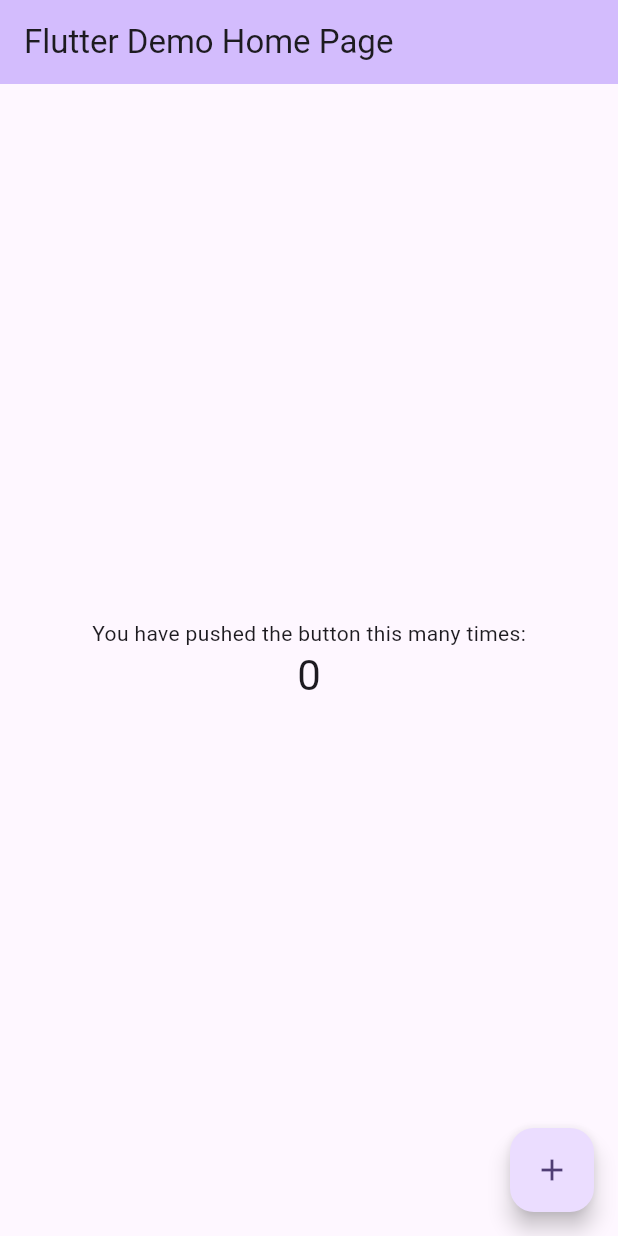
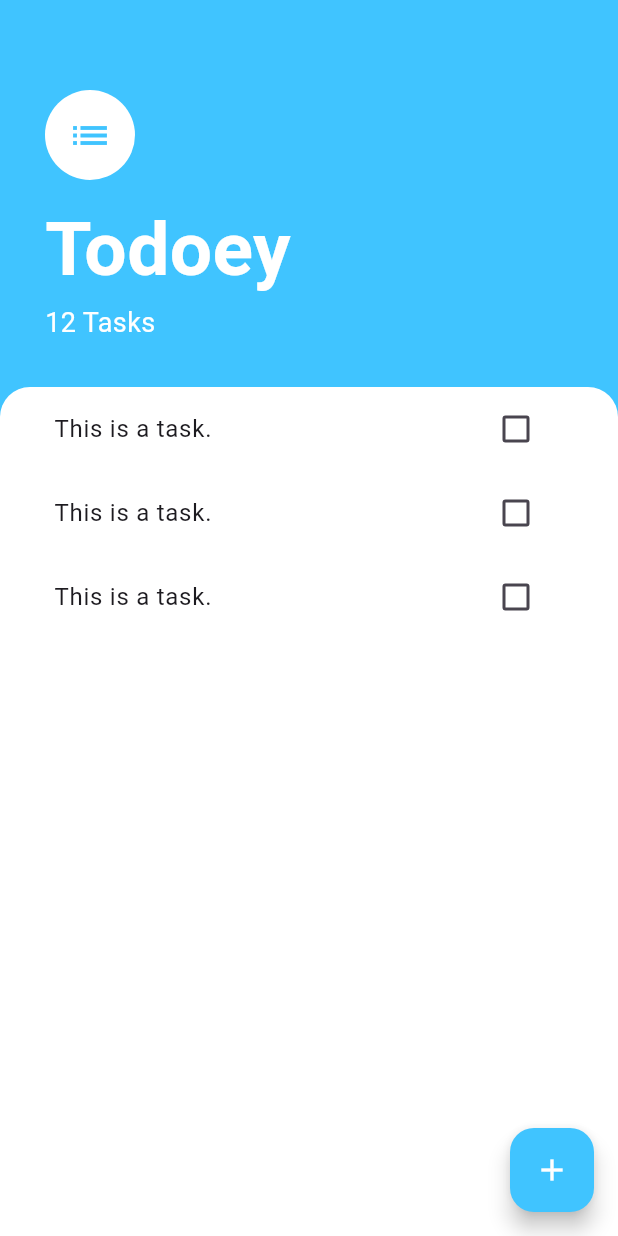
Before and after one commit to deepakjangra913/todoey_flutter, a Flutter app: the screen it shows after launch, on a phone screen of 412 x 824 dp. Run offline on Flutter 3.47's test engine with Material 3 defaults, Android fonts, the phone set to English and light mode, and no system bars.

Commit message:
Created UI for Tasks Listing screen

```diff
--- a/lib/main.dart
+++ b/lib/main.dart
@@ -1,4 +1,5 @@
 import 'package:flutter/material.dart';
+import 'package:todoey_flutter/screens/tasks_screen.dart';
 
 void main() {
   runApp(const MyApp());
@@ -7,116 +8,8 @@ void main() {
 class MyApp extends StatelessWidget {
   const MyApp({super.key});
 
-  // This widget is the root of your application.
   @override
   Widget build(BuildContext context) {
-    return MaterialApp(
-      title: 'Flutter Demo',
-      theme: ThemeData(
-        // This is the theme of your application.
-        //
-        // TRY THIS: Try running your application with "flutter run". You'll see
-        // the application has a purple toolbar. Then, without quitting the app,
-        // try changing the seedColor in the colorScheme below to Colors.green
-        // and then invoke "hot reload" (save your changes or press the "hot
-        // reload" button in a Flutter-supported IDE, or press "r" if you used
-        // the command line to start the app).
-        //
-        // Notice that the counter didn't reset back to zero; the application
-        // state is not lost during the reload. To reset the state, use hot
-        // restart instead.
-        //
-        // This works for code too, not just values: Most code changes can be
-        // tested with just a hot reload.
-        colorScheme: .fromSeed(seedColor: Colors.deepPurple),
-      ),
-      home: const MyHomePage(title: 'Flutter Demo Home Page'),
-    );
+    return MaterialApp(home: TasksScreen());
   }
 }
-
-class MyHomePage extends StatefulWidget {
-  const MyHomePage({super.key, required this.title});
-
-  // This widget is the home page of your application. It is stateful, meaning
-  // that it has a State object (defined below) that contains fields that affect
-  // how it looks.
-
-  // This class is the configuration for the state. It holds the values (in this
-  // case the title) provided by the parent (in this case the App widget) and
-  // used by the build method of the State. Fields in a Widget subclass are
-  // always marked "final".
-
-  final String title;
-
-  @override
-  State<MyHomePage> createState() => _MyHomePageState();
-}
-
-class _MyHomePageState extends State<MyHomePage> {
-  int _counter = 0;
-
-  void _incrementCounter() {
-    setState(() {
-      // This call to setState tells the Flutter framework that something has
-      // changed in this State, which causes it to rerun the build method below
-      // so that the display can reflect the updated values. If we changed
-      // _counter without calling setState(), then the build method would not be
-      // called again, and so nothing would appear to happen.
-      _counter++;
-    });
-  }
-
-  @override
-  Widget build(BuildContext context) {
-    // This method is rerun every time setState is called, for instance as done
-    // by the _incrementCounter method above.
-    //
-    // The Flutter framework has been optimized to make rerunning build methods
-    // fast, so that you can just rebuild anything that needs updating rather
-    // than having to individually change instances of widgets.
-    return Scaffold(
-      appBar: AppBar(
-        // TRY THIS: Try changing the color here to a specific color (to
-        // Colors.amber, perhaps?) and trigger a hot reload to see the AppBar
-        // change color while the other colors stay the same.
-        backgroundColor: Theme.of(context).colorScheme.inversePrimary,
-        // Here we take the value from the MyHomePage object that was created by
-        // the App.build method, and use it to set our appbar title.
-        title: Text(widget.title),
-      ),
-      body: Center(
-        // Center is a layout widget. It takes a single child and positions it
-        // in the middle of the parent.
-        child: Column(
-          // Column is also a layout widget. It takes a list of children and
-          // arranges them vertically. By default, it sizes itself to fit its
-          // children horizontally, and tries to be as tall as its parent.
-          //
-          // Column has various properties to control how it sizes itself and
-          // how it positions its children. Here we use mainAxisAlignment to
-          // center the children vertically; the main axis here is the vertical
-          // axis because Columns are vertical (the cross axis would be
-          // horizontal).
-          //
-          // TRY THIS: Invoke "debug painting" (choose the "Toggle Debug Paint"
-          // action in the IDE, or press "p" in the console), to see the
-          // wireframe for each widget.
-          mainAxisAlignment: .center,
-          children: [
-            const Text('You have pushed the button this many times:'),
-            Text(
-              '$_counter',
-              style: Theme.of(context).textTheme.headlineMedium,
-            ),
-          ],
-        ),
-      ),
-      floatingActionButton: FloatingActionButton(
-        onPressed: _incrementCounter,
-        tooltip: 'Increment',
-        child: const Icon(Icons.add),
-      ),
-    );
-  }
-}
--- /dev/null
+++ b/lib/screens/tasks_screen.dart
@@ -0,0 +1,75 @@
+import 'package:flutter/material.dart';
+
+import '../widgets/tasks_list.dart';
+
+class TasksScreen extends StatelessWidget {
+  const TasksScreen({super.key});
+
+  @override
+  Widget build(BuildContext context) {
+    return Scaffold(
+      backgroundColor: Colors.lightBlueAccent,
+      floatingActionButton: FloatingActionButton(
+        backgroundColor: Colors.lightBlueAccent,
+        child: Icon(Icons.add, color: Colors.white),
+        onPressed: () {},
+      ),
+      body: Column(
+        crossAxisAlignment: CrossAxisAlignment.start,
+        children: [
+          Container(
+            padding: EdgeInsets.only(
+              top: 60.0,
+              left: 30.0,
+              right: 30.0,
+              bottom: 30.0,
+            ),
+            child: Column(
+              crossAxisAlignment: CrossAxisAlignment.start,
+              children: [
+                CircleAvatar(
+                  backgroundColor: Colors.white,
+                  radius: 30.0,
+                  child: Icon(
+                    Icons.list,
+                    size: 30.0,
+                    color: Colors.lightBlueAccent,
+                  ),
+                ),
+
+                SizedBox(height: 10.0),
+
+                Text(
+                  'Todoey',
+                  style: TextStyle(
+                    fontSize: 50.0,
+                    color: Colors.white,
+                    fontWeight: FontWeight.w700,
+                  ),
+                ),
+
+                Text(
+                  '12 Tasks',
+                  style: TextStyle(color: Colors.white, fontSize: 18.0),
+                ),
+              ],
+            ),
+          ),
+          Expanded(
+            child: Container(
+              padding: EdgeInsets.symmetric(horizontal: 20.0),
+              decoration: BoxDecoration(
+                color: Colors.white,
+                borderRadius: BorderRadius.only(
+                  topRight: Radius.circular(20.0),
+                  topLeft: Radius.circular(20.0),
+                ),
+              ),
+              child: TasksList(),
+            ),
+          ),
+        ],
+      ),
+    );
+  }
+}
--- /dev/null
+++ b/lib/widgets/task_tile.dart
@@ -0,0 +1,13 @@
+import 'package:flutter/material.dart';
+
+class TaskTile extends StatelessWidget {
+  const TaskTile({super.key});
+
+  @override
+  Widget build(BuildContext context) {
+    return ListTile(
+      title: Text('This is a task.'),
+      trailing: Checkbox(value: false, onChanged: (isChecked) {}),
+    );
+  }
+}
--- /dev/null
+++ b/lib/widgets/tasks_list.dart
@@ -0,0 +1,11 @@
+import 'package:flutter/cupertino.dart';
+import 'package:todoey_flutter/widgets/task_tile.dart';
+
+class TasksList extends StatelessWidget {
+  const TasksList({super.key});
+
+  @override
+  Widget build(BuildContext context) {
+    return ListView(children: [TaskTile(), TaskTile(), TaskTile()]);
+  }
+}
```
